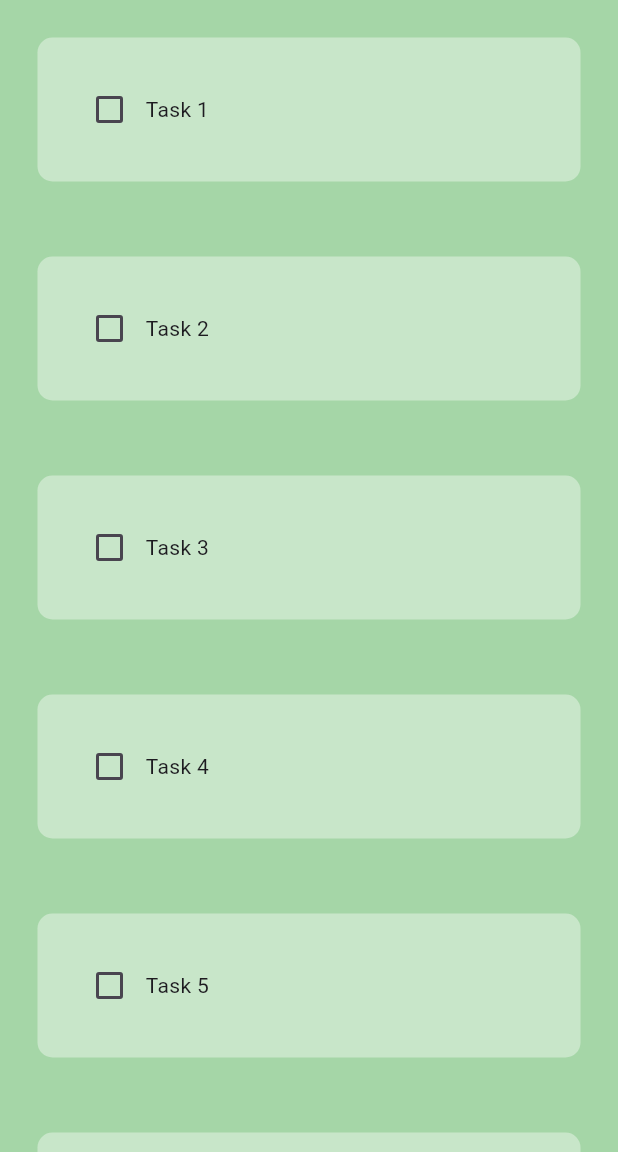
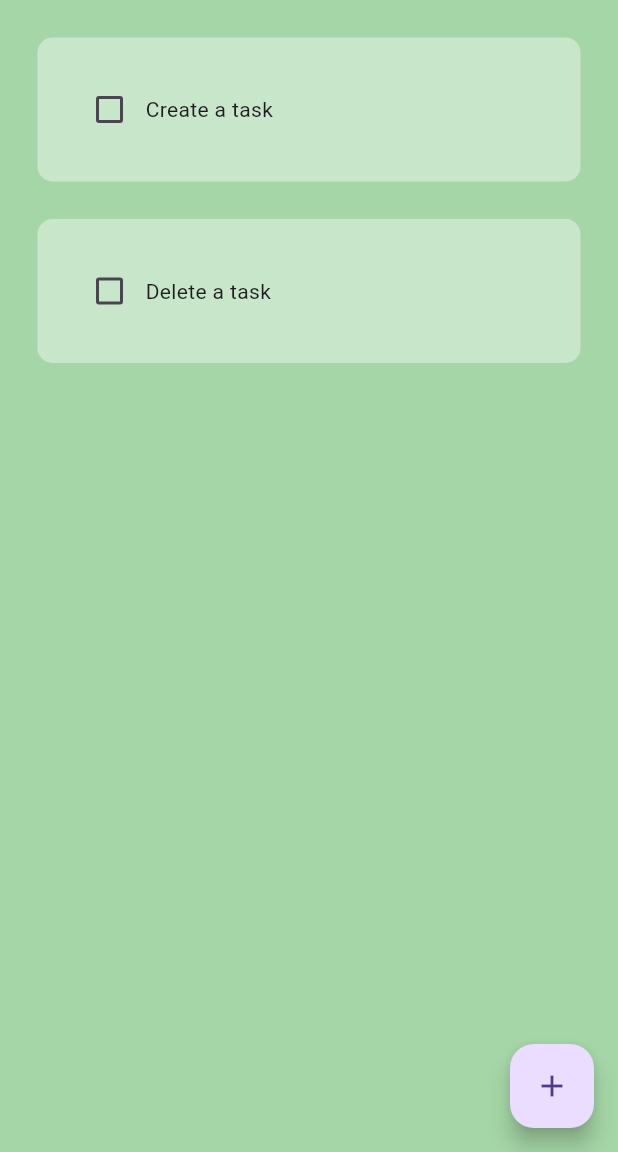
Before and after one commit to cronenberg64/To-Do-App, a Flutter app: the screen it shows after launch, on a phone screen of 412 x 824 dp, the part 84-1236 px from its top. Run offline on Flutter 3.47's test engine with Material 3 defaults, Android fonts, the phone set to English and light mode, and no system bars; drawn by our look-alikes of flutter_slidable; our stand-ins replace hive_flutter; accounts and stored records are empty.

Commit message:
database and final touches

```diff
--- /dev/null
+++ b/lib/data/database.dart
@@ -0,0 +1,26 @@
+import 'package:hive_flutter/hive_flutter.dart';
+
+class ToDoDataBase {
+  List toDoList = [];
+
+  // refer to box
+  final todo = Hive.box('todo');
+
+  // run this method if this is the 1st time ever opening this app
+  void createInitialData() {
+    toDoList = [
+      ["Create a task", false],
+      ["Delete a task", false],
+    ];
+  }
+
+  // load the data from the database
+  void loadData() {
+    toDoList = todo.get('tasks');
+  }
+
+  // update the database
+  void updateDataBase() {
+    todo.put('tasks', toDoList);
+  }
+}
--- a/lib/pages/home_page.dart
+++ b/lib/pages/home_page.dart
@@ -1,4 +1,7 @@
 import 'package:flutter/material.dart';
+import 'package:hive_flutter/hive_flutter.dart';
+import 'package:todo_app/data/database.dart';
+import 'package:todo_app/util/dialog_box.dart';
 import 'package:todo_app/util/todo_tile.dart';
 
 class HomePage extends StatefulWidget {
@@ -9,24 +12,63 @@ class HomePage extends StatefulWidget {
 }
 
 class _HomePageState extends State<HomePage> {
-  // list of todo tasks
-  List toDoList = [
-    ["Task 1", false],
-    ["Task 2", false],
-    ["Task 3", false],
-    ["Task 4", false],
-    ["Task 5", false],
-    ["Task 6", false],
-    ["Task 7", false],
-    ["Task 8", false],
-    ["Task 9", false],
-    ["Task 10", false],
-  ];
+  // reference the hive box
+  final todo = Hive.box('todo');
+  ToDoDataBase db = ToDoDataBase();
 
+  @override
+  void initState() {
+    // if this is the first time opening the app, create initial data
+    if (todo.get('tasks') == null) {
+      db.createInitialData();
+      db.updateDataBase();
+    } else {
+      // there already exists data, load it
+      db.loadData();
+    }
+    super.initState();
+  }
+
+  // text controller
+  final _controller = TextEditingController();
+
+  // make the checkbox checked or unchecked, when clicked then setState
   void checkBoxChanged(bool? value, int index) {
     setState(() {
-      toDoList[index][1] = !toDoList[index][1];
+      db.toDoList[index][1] = !db.toDoList[index][1];
     });
+    db.updateDataBase();
+  }
+
+  // save new task
+  void saveNewTask() {
+    setState(() {
+      db.toDoList.add([_controller.text, false]);
+      _controller.clear();
+    });
+    Navigator.of(context).pop();
+  }
+
+  // Create a new task
+  void createNewTask() {
+    showDialog(
+      context: context,
+      builder: (context) {
+        return DialogBox(
+          controller: _controller,
+          onSave: saveNewTask,
+          onCancel: () => Navigator.of(context).pop(),
+        );
+      },
+    );
+  }
+
+  // delete task
+  void deleteTask(int index) {
+    setState(() {
+      db.toDoList.removeAt(index);
+    });
+    db.updateDataBase();
   }
 
   @override
@@ -39,14 +81,18 @@ class _HomePageState extends State<HomePage> {
           elevation: 0,
           centerTitle: true,
         ),
+        floatingActionButton: FloatingActionButton(
+          onPressed: createNewTask,
+          child: Icon(Icons.add),
+        ),
         body: ListView.builder(
-          itemCount: toDoList.length,
+          itemCount: db.toDoList.length,
           itemBuilder: (context, index) {
-            return TodoTile(
-              taskName: toDoList[index][0],
-              isDone: toDoList[index][1],
-              onChanged: (value) => checkBoxChanged(value, index),
-            );
+            return ToDoTile(
+                taskName: db.toDoList[index][0],
+                isDone: db.toDoList[index][1],
+                onChanged: (value) => checkBoxChanged(value, index),
+                deleteFunction: (context) => deleteTask(index));
           },
         ));
   }
--- a/lib/util/todo_tile.dart
+++ b/lib/util/todo_tile.dart
@@ -1,36 +1,60 @@
 import 'package:flutter/material.dart';
+import 'package:flutter_slidable/flutter_slidable.dart';
 
-class TodoTile extends StatelessWidget {
-
+class ToDoTile extends StatelessWidget {
   final String taskName;
   final bool isDone;
   final Function(bool?)? onChanged;
+  final Function(BuildContext)? deleteFunction;
 
-  const TodoTile({
+  ToDoTile({
       super.key,
       required this.taskName,
       required this.isDone,
-    this.onChanged
+      required this.onChanged,
+      required this.deleteFunction
       });
 
   @override
   Widget build(BuildContext context) {
     return Container(
-      padding: EdgeInsets.all(25),
+        padding: const EdgeInsets.only(left: 25, right: 25, top: 25),
+        child: Slidable(
+          endActionPane: ActionPane(
+            motion: StretchMotion(),
+            children: [
+              SlidableAction(
+                onPressed: deleteFunction,
+                icon: Icons.delete,
+                backgroundColor: Colors.red.shade300,
+                borderRadius: BorderRadius.circular(10),
+                )
+            ],
+          ),
           child: Container(
             padding: EdgeInsets.all(24),
-        child: Row(
-          children: [
-            // checkbox
-            Checkbox(value: isDone, onChanged: onChanged),
-
-            // task name
-            Text(taskName)],
-        ),
             decoration: BoxDecoration(
               color: Colors.green[100],
               borderRadius: BorderRadius.circular(10),
             ),
+            child: Row(
+              children: [
+                // checkbox
+                Checkbox(
+                  value: isDone,
+                  onChanged: onChanged,
+                  activeColor: Colors.black,
+                ),
+
+                // task name
+                Text(
+                  taskName,
+                  // if isDone is true, then add line through the text else none
+                  style: TextStyle(decoration: isDone ? TextDecoration.lineThrough : TextDecoration.none),
+                  )
+              ],
+            ),
+          ),
         ));
   }
 }
--- a/pubspec.yaml
+++ b/pubspec.yaml
@@ -30,14 +30,19 @@ environment:
 dependencies:
   flutter:
     sdk: flutter
+  hive: ^2.2.3
+  hive_flutter: ^1.1.0
 
   # The following adds the Cupertino Icons font to your application.
   # Use with the CupertinoIcons class for iOS style icons.
   cupertino_icons: ^1.0.8
+  flutter_slidable: ^1.2.0
 
 dev_dependencies:
   flutter_test:
     sdk: flutter
+  hive_generator: ^1.1.3
+  build_runner: ^2.1.11
 
   # The "flutter_lints" package below contains a set of recommended lints to
   # encourage good coding practices. The lint set provided by the package is
```
Also changed, not shown: lib/main.dart (+7 -1 lines), lib/util/dialog_box.dart (added, +55 -0 lines), lib/util/my_button.dart (added, +21 -0 lines), pubspec.lock, 2 other files. Lines whose indentation alone changed are shown as unchanged.
